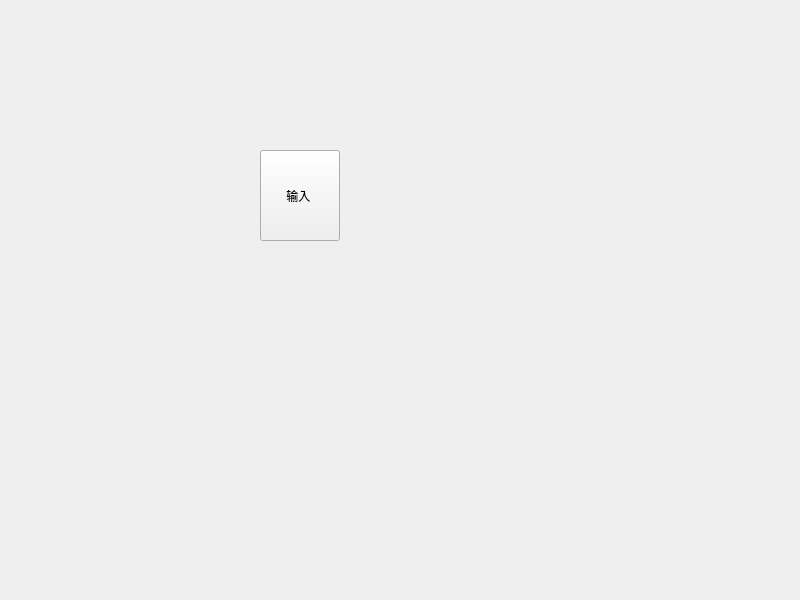
Above: widget.ui from Tes1a421/project2 before the change. Below: the same form after it.
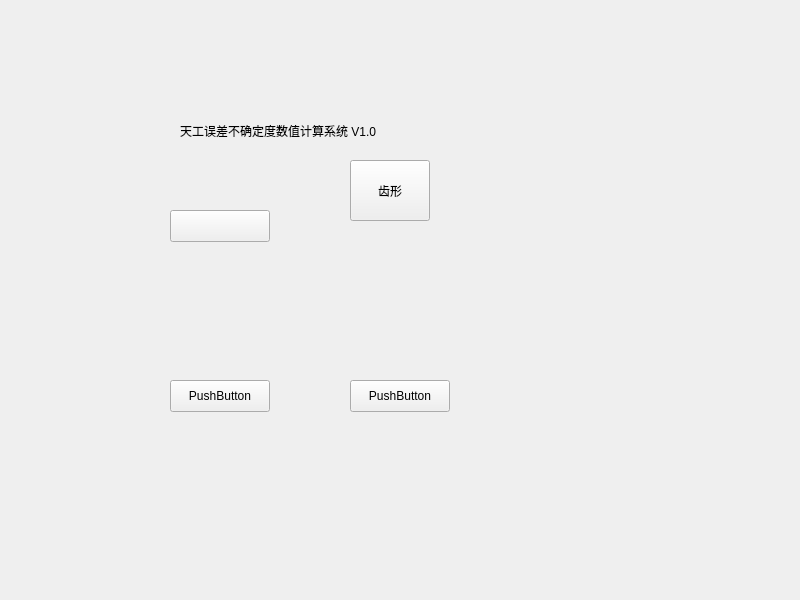
That is the form after the change.

The edit to the form file:
```diff
--- a/widget.ui
+++ b/widget.ui
@@ -16,10 +16,10 @@
   <widget class="QPushButton" name="pushButton">
    <property name="geometry">
     <rect>
-     <x>260</x>
-     <y>150</y>
+     <x>350</x>
+     <y>160</y>
      <width>80</width>
-     <height>91</height>
+     <height>61</height>
     </rect>
    </property>
    <property name="sizePolicy">
@@ -29,7 +29,59 @@
     </sizepolicy>
    </property>
    <property name="text">
-    <string>输入 </string>
+    <string>齿形</string>
+   </property>
+  </widget>
+  <widget class="QLabel" name="label">
+   <property name="geometry">
+    <rect>
+     <x>180</x>
+     <y>80</y>
+     <width>241</width>
+     <height>101</height>
+    </rect>
+   </property>
+   <property name="text">
+    <string>天工误差不确定度数值计算系统 V1.0</string>
+   </property>
+  </widget>
+  <widget class="QPushButton" name="pushButton_2">
+   <property name="geometry">
+    <rect>
+     <x>170</x>
+     <y>210</y>
+     <width>100</width>
+     <height>32</height>
+    </rect>
+   </property>
+   <property name="text">
+    <string/>
+   </property>
+  </widget>
+  <widget class="QPushButton" name="pushButton_3">
+   <property name="geometry">
+    <rect>
+     <x>170</x>
+     <y>380</y>
+     <width>100</width>
+     <height>32</height>
+    </rect>
+   </property>
+   <property name="text">
+    <string>PushButton</string>
+   </property>
+  </widget>
+  <widget class="QPushButton" name="pushButton_4">
+   <property name="geometry">
+    <rect>
+     <x>350</x>
+     <y>380</y>
+     <width>100</width>
+     <height>32</height>
+    </rect>
+   </property>
+   <property name="text">
+    <string>PushButton</string>
    </property>
   </widget>
  </widget>
```
